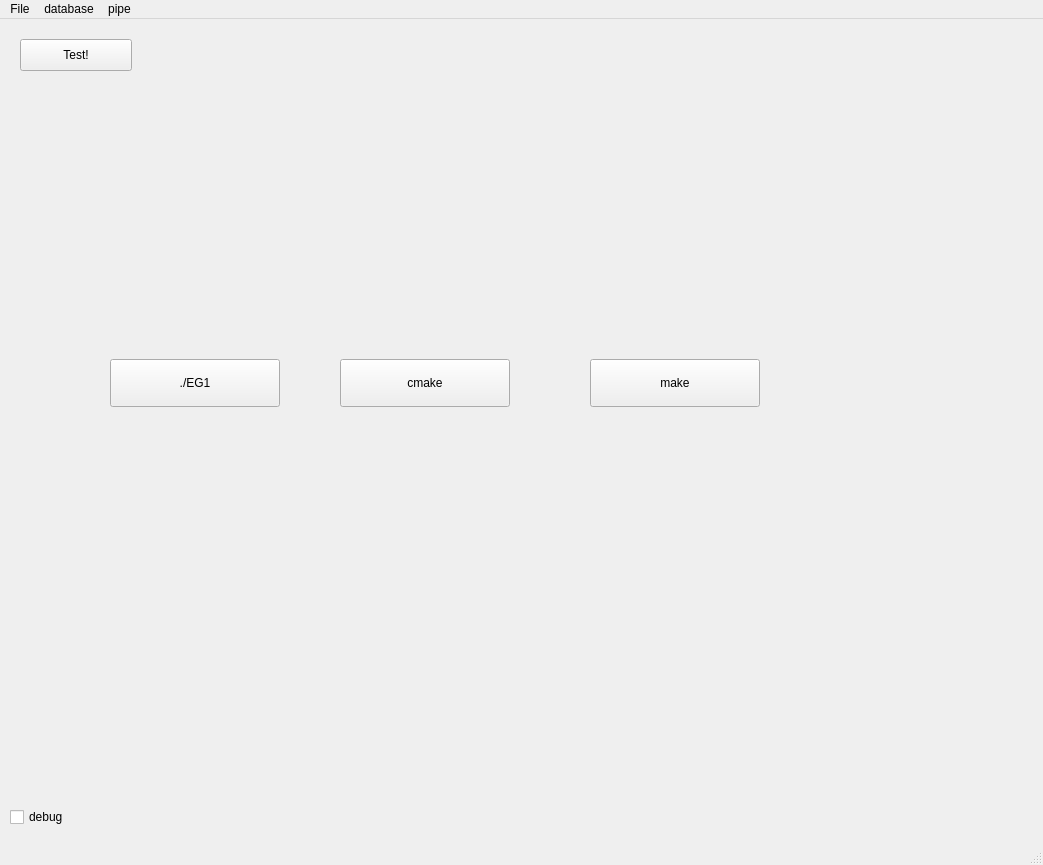
Above: popt_dev/gui/rtp.ui from rubis-lab/popt-dev before the change. Below: the same form after it.
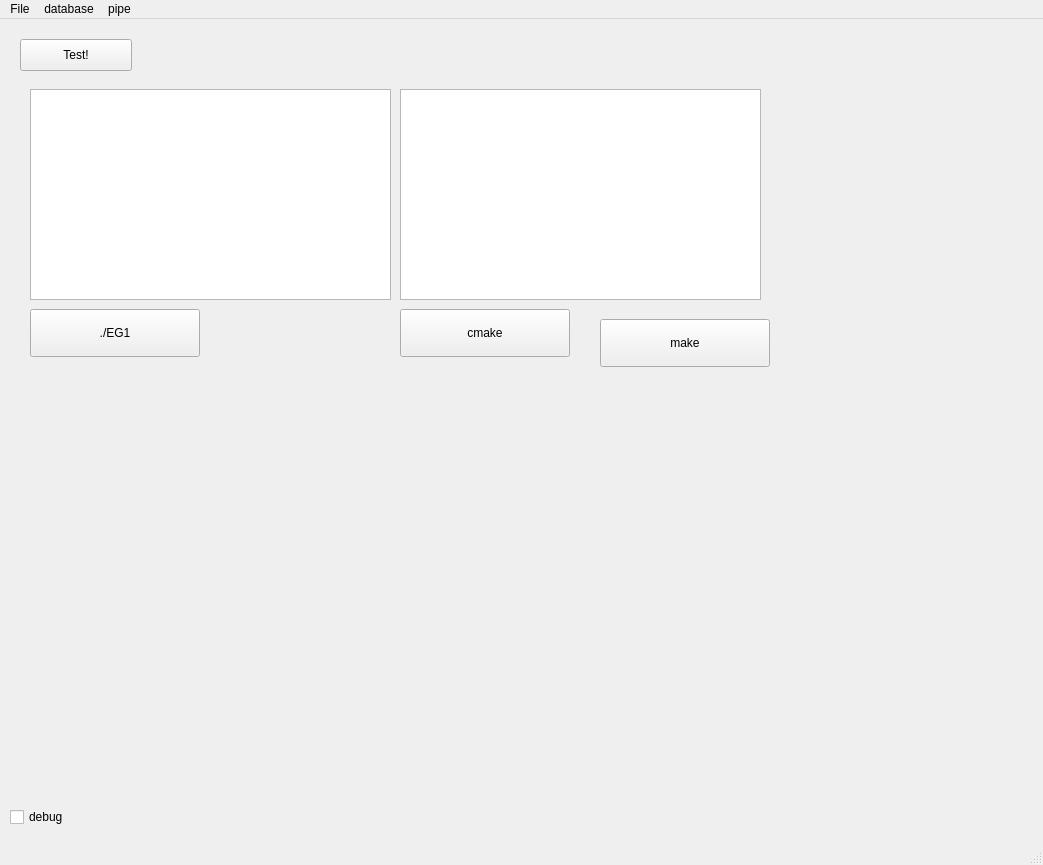
That is the form after the change.

The edit to the form file:
```diff
--- a/popt_dev/gui/rtp.ui
+++ b/popt_dev/gui/rtp.ui
@@ -43,8 +43,8 @@
    <widget class="QPushButton" name="btn_eg1">
     <property name="geometry">
      <rect>
-      <x>110</x>
-      <y>340</y>
+      <x>30</x>
+      <y>290</y>
       <width>170</width>
       <height>48</height>
      </rect>
@@ -56,8 +56,8 @@
    <widget class="QPushButton" name="btn_cmake">
     <property name="geometry">
      <rect>
-      <x>340</x>
-      <y>340</y>
+      <x>400</x>
+      <y>290</y>
       <width>170</width>
       <height>48</height>
      </rect>
@@ -69,8 +69,8 @@
    <widget class="QPushButton" name="btn_make">
     <property name="geometry">
      <rect>
-      <x>590</x>
-      <y>340</y>
+      <x>600</x>
+      <y>300</y>
       <width>170</width>
       <height>48</height>
      </rect>
@@ -79,6 +79,26 @@
      <string>make</string>
     </property>
    </widget>
+   <widget class="QTreeView" name="eg1_sample_cfg_treeview">
+    <property name="geometry">
+     <rect>
+      <x>30</x>
+      <y>70</y>
+      <width>361</width>
+      <height>211</height>
+     </rect>
+    </property>
+   </widget>
+   <widget class="QTreeView" name="eg1_exp_cfg_treeview">
+    <property name="geometry">
+     <rect>
+      <x>400</x>
+      <y>70</y>
+      <width>361</width>
+      <height>211</height>
+     </rect>
+    </property>
+   </widget>
   </widget>
   <widget class="QMenuBar" name="menubar">
    <property name="geometry">
```
Left out of the diff: 2 changed lines with no effect on the pictures.
